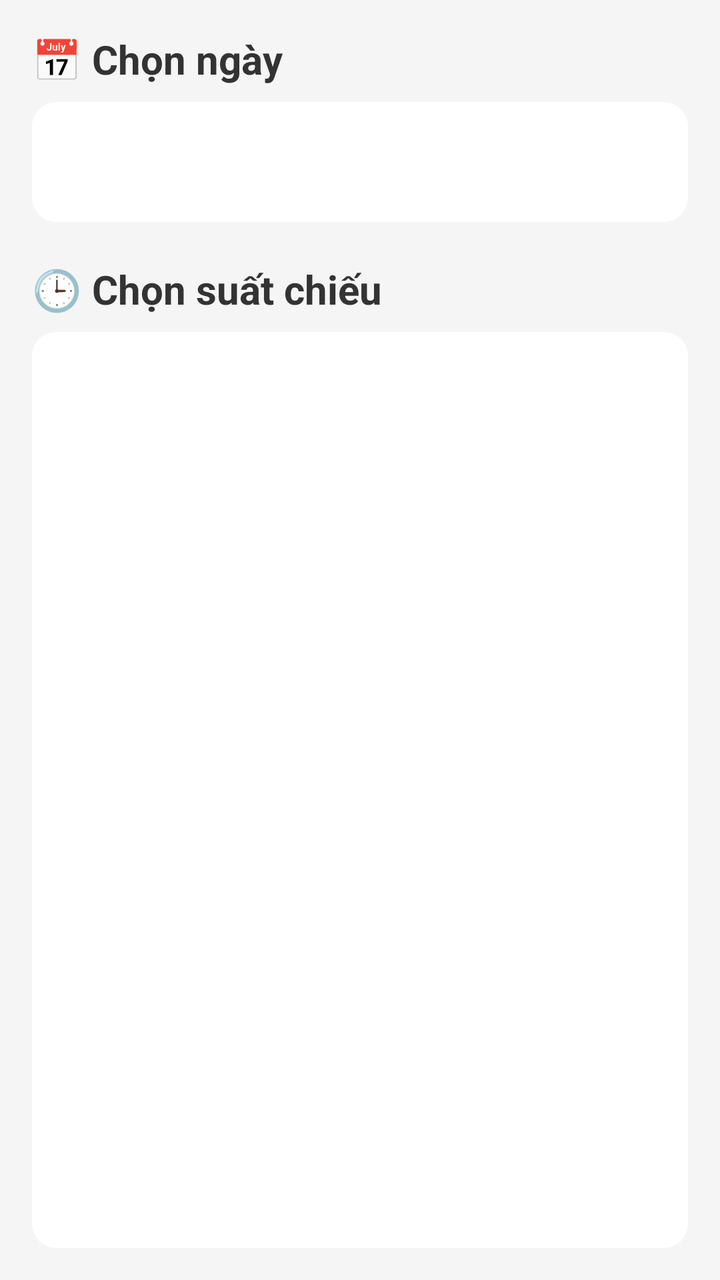
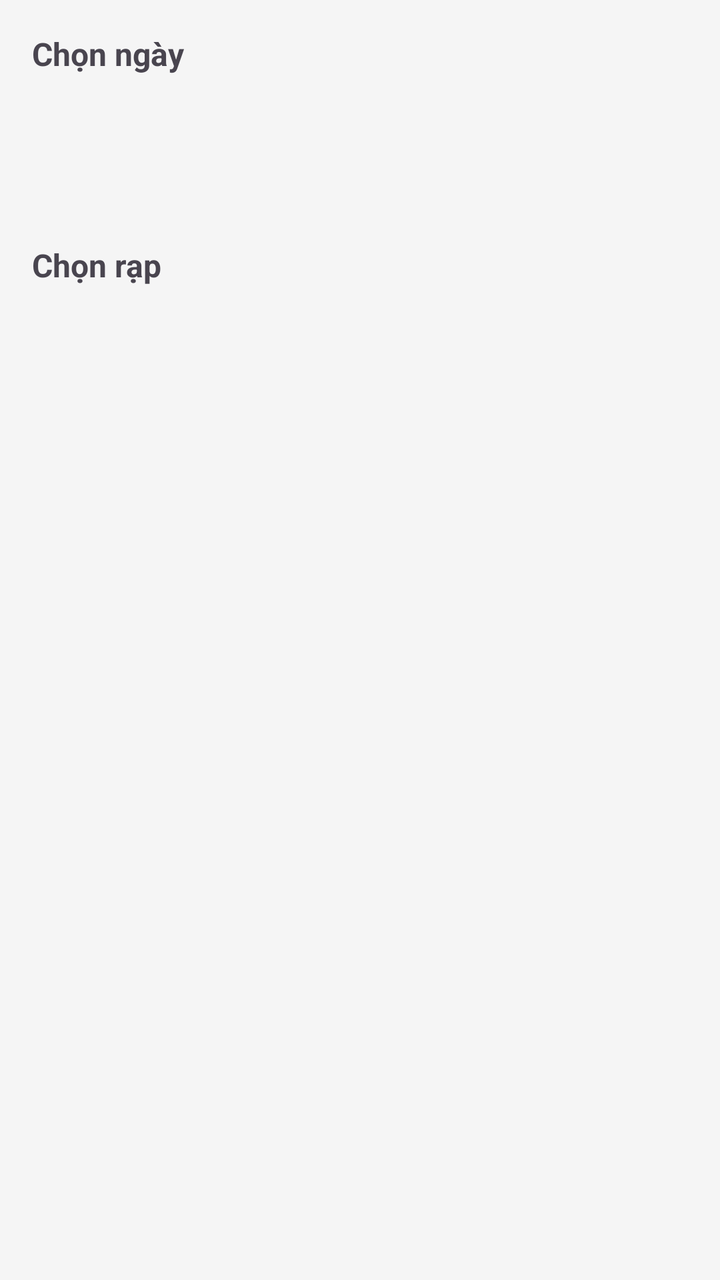

An Android layout rendered at two revisions. The XML below is the earlier revision; the diff shows what the commit changed to produce the second picture.
<!-- AndroidManifest.xml: application theme Theme.BTLNHOM17 -->
<!-- res/layout/activity_chon_suat.xml -->
<LinearLayout xmlns:android="http://schemas.android.com/apk/res/android"
    android:layout_width="match_parent"
    android:layout_height="match_parent"
    android:padding="16dp"
    android:orientation="vertical"
    android:background="#F5F5F5">

    z
    <TextView
        android:text="📅 Chọn ngày"
        android:textSize="20sp"
        android:textStyle="bold"
        android:textColor="#333333"
        android:layout_marginBottom="8dp"
        android:layout_width="wrap_content"
        android:layout_height="wrap_content" />

    
    <androidx.recyclerview.widget.RecyclerView
        android:id="@+id/recyclerNgay"
        android:layout_width="match_parent"
        android:layout_height="60dp"
        android:background="@drawable/bg_card"
        android:clipToPadding="false"
        android:padding="4dp"
        android:overScrollMode="never" />

    
    <TextView
        android:text="🕒 Chọn suất chiếu"
        android:textSize="20sp"
        android:textStyle="bold"
        android:textColor="#333333"
        android:layout_marginTop="20dp"
        android:layout_marginBottom="8dp"
        android:layout_width="wrap_content"
        android:layout_height="wrap_content" />

    
    <androidx.recyclerview.widget.RecyclerView
        android:id="@+id/recyclerSuat"
        android:layout_width="match_parent"
        android:layout_height="0dp"
        android:layout_weight="1"
        android:background="@drawable/bg_card"
        android:padding="8dp"
        android:clipToPadding="false"
        android:overScrollMode="never" />
</LinearLayout>
<!-- resources referenced by this layout -->
<resources>
  <!-- drawable bg_card (drawable) -->
  <shape xmlns:android="http://schemas.android.com/apk/res/android"
      android:shape="rectangle">
      <solid android:color="#FFFFFF"/>
      <corners android:radius="12dp"/>
      <elevation android:height="4dp"/>
  </shape>
  <style name="Theme.BTLNHOM17" parent="Base.Theme.BTLNHOM17" />
  <style name="Base.Theme.BTLNHOM17" parent="Theme.Material3.DayNight.NoActionBar">
          
          
      </style>
</resources>

<!-- the commit's change to res/layout/activity_chon_suat.xml (unified diff, before → after) -->
@@ -1,49 +1,41 @@
-<LinearLayout xmlns:android="http://schemas.android.com/apk/res/android"
+<?xml version="1.0" encoding="utf-8"?>
+<ScrollView xmlns:android="http://schemas.android.com/apk/res/android"
     android:layout_width="match_parent"
     android:layout_height="match_parent"
-    android:padding="16dp"
-    android:orientation="vertical"
     android:background="#F5F5F5">
 
-    z
-    <TextView
-        android:text="📅 Chọn ngày"
-        android:textSize="20sp"
-        android:textStyle="bold"
-        android:textColor="#333333"
-        android:layout_marginBottom="8dp"
-        android:layout_width="wrap_content"
-        android:layout_height="wrap_content" />
+    <LinearLayout
+        android:orientation="vertical"
+        android:padding="16dp"
+        android:layout_width="match_parent"
+        android:layout_height="wrap_content">
 
-    
-    <androidx.recyclerview.widget.RecyclerView
-        android:id="@+id/recyclerNgay"
-        android:layout_width="match_parent"
-        android:layout_height="60dp"
-        android:background="@drawable/bg_card"
-        android:clipToPadding="false"
-        android:padding="4dp"
-        android:overScrollMode="never" />
+        <TextView
+            android:text="Chọn ngày"
+            android:textStyle="bold"
+            android:textSize="16sp"
+            android:layout_width="wrap_content"
+            android:layout_height="wrap_content" />
 
-    
-    <TextView
-        android:text="🕒 Chọn suất chiếu"
-        android:textSize="20sp"
-        android:textStyle="bold"
-        android:textColor="#333333"
-        android:layout_marginTop="20dp"
-        android:layout_marginBottom="8dp"
-        android:layout_width="wrap_content"
-        android:layout_height="wrap_content" />
+        <androidx.recyclerview.widget.RecyclerView
+            android:id="@+id/recyclerNgay"
+            android:layout_width="match_parent"
+            android:layout_height="60dp"
+            android:layout_marginTop="8dp" />
 
-    
-    <androidx.recyclerview.widget.RecyclerView
-        android:id="@+id/recyclerSuat"
-        android:layout_width="match_parent"
-        android:layout_height="0dp"
-        android:layout_weight="1"
-        android:background="@drawable/bg_card"
-        android:padding="8dp"
-        android:clipToPadding="false"
-        android:overScrollMode="never" />
-</LinearLayout>
+        <TextView
+            android:text="Chọn rạp"
+            android:textStyle="bold"
+            android:textSize="16sp"
+            android:layout_marginTop="16dp"
+            android:layout_width="wrap_content"
+            android:layout_height="wrap_content" />
+
+        <androidx.recyclerview.widget.RecyclerView
+            android:id="@+id/recyclerRap"
+            android:layout_width="match_parent"
+            android:layout_height="wrap_content"
+            android:layout_marginTop="8dp" />
+
+    </LinearLayout>
+</ScrollView>
<!-- resource entries referenced after the edit -->
@@ -1,12 +1,5 @@
 <!-- resources referenced by this layout -->
 <resources>
-  <!-- drawable bg_card (drawable) -->
-  <shape xmlns:android="http://schemas.android.com/apk/res/android"
-      android:shape="rectangle">
-      <solid android:color="#FFFFFF"/>
-      <corners android:radius="12dp"/>
-      <elevation android:height="4dp"/>
-  </shape>
   <style name="Theme.BTLNHOM17" parent="Base.Theme.BTLNHOM17" />
   <style name="Base.Theme.BTLNHOM17" parent="Theme.Material3.DayNight.NoActionBar">
           
